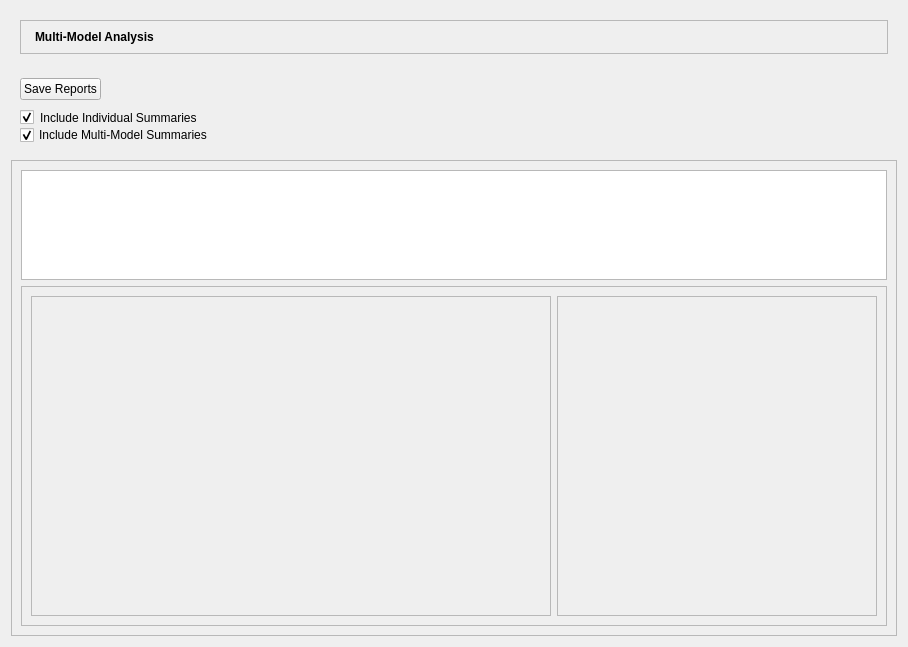
First picture: the form in src/digest/ui/multimodelanalysis.ui, repository onnx/digestai, before the edit.
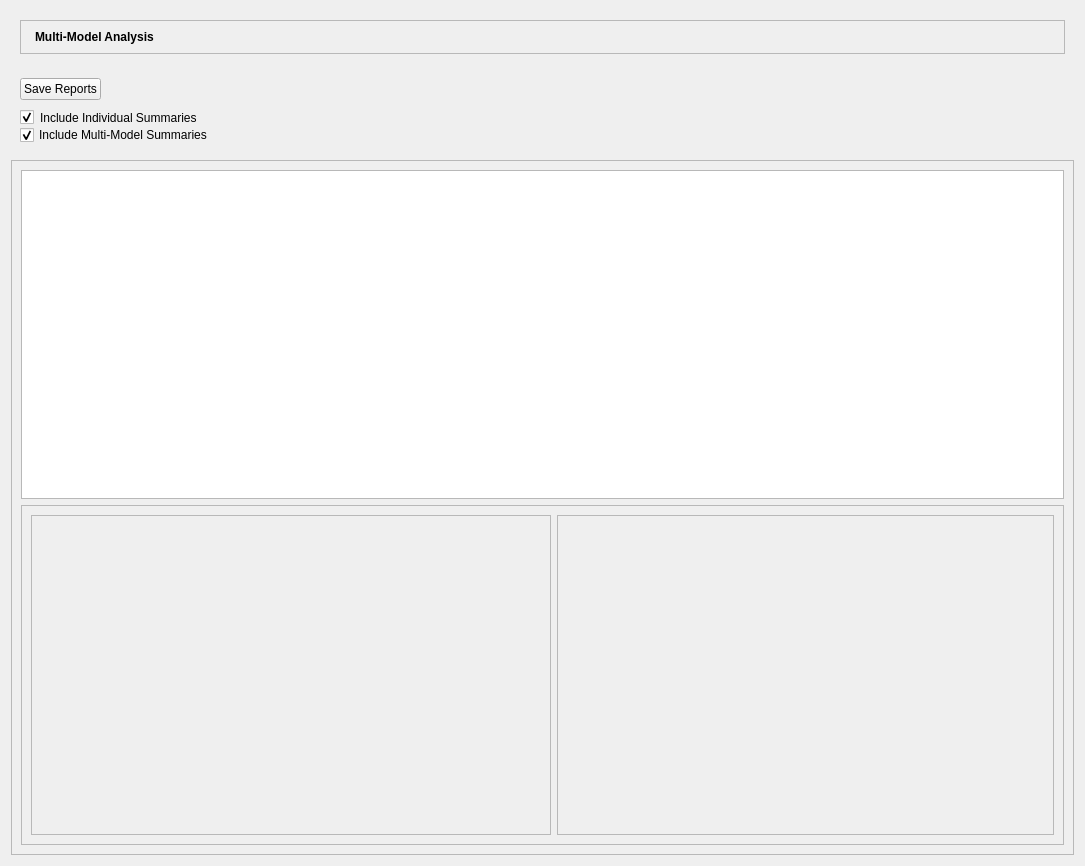
Second picture: the form after the edit. Icons and pictures are not drawn. Custom widgets are drawn as their Qt base class.

The edit to the form file:
```diff
--- a/src/digest/ui/multimodelanalysis.ui
+++ b/src/digest/ui/multimodelanalysis.ui
@@ -6,8 +6,8 @@
    <rect>
     <x>0</x>
     <y>0</y>
-    <width>908</width>
-    <height>647</height>
+    <width>1085</width>
+    <height>866</height>
    </rect>
   </property>
   <property name="sizePolicy">
@@ -51,7 +51,7 @@
          <enum>QFrame::Shadow::Raised</enum>
         </property>
         <layout class="QVBoxLayout" name="verticalLayout_17">
-         <item alignment="Qt::AlignmentFlag::AlignTop">
+         <item>
           <widget class="QLabel" name="modelName">
            <property name="sizePolicy">
             <sizepolicy hsizetype="Preferred" vsizetype="Preferred">
@@ -176,7 +176,7 @@
    <item>
     <widget class="QScrollArea" name="scrollArea">
      <property name="sizePolicy">
-      <sizepolicy hsizetype="Preferred" vsizetype="MinimumExpanding">
+      <sizepolicy hsizetype="MinimumExpanding" vsizetype="MinimumExpanding">
        <horstretch>0</horstretch>
        <verstretch>0</verstretch>
       </sizepolicy>
@@ -198,8 +198,8 @@
        <rect>
         <x>0</x>
         <y>0</y>
-        <width>888</width>
-        <height>464</height>
+        <width>1065</width>
+        <height>688</height>
        </rect>
       </property>
       <property name="sizePolicy">
@@ -242,6 +242,12 @@
        </item>
        <item>
         <widget class="QFrame" name="frame_2">
+         <property name="sizePolicy">
+          <sizepolicy hsizetype="MinimumExpanding" vsizetype="Preferred">
+           <horstretch>0</horstretch>
+           <verstretch>0</verstretch>
+          </sizepolicy>
+         </property>
          <property name="frameShape">
           <enum>QFrame::Shape::StyledPanel</enum>
          </property>
@@ -258,7 +264,7 @@
              <enum>QFrame::Shadow::Raised</enum>
             </property>
             <layout class="QVBoxLayout" name="verticalLayout_3">
-             <item alignment="Qt::AlignmentFlag::AlignTop">
+             <item>
               <widget class="HistogramChartWidget" name="opHistogramChart" native="true">
                <property name="sizePolicy">
                 <sizepolicy hsizetype="Fixed" vsizetype="Minimum">
@@ -279,6 +285,12 @@
           </item>
           <item>
            <widget class="QFrame" name="stackedHistogramFrame">
+            <property name="sizePolicy">
+             <sizepolicy hsizetype="Expanding" vsizetype="Preferred">
+              <horstretch>0</horstretch>
+              <verstretch>0</verstretch>
+             </sizepolicy>
+            </property>
             <property name="frameShape">
              <enum>QFrame::Shape::StyledPanel</enum>
             </property>
```
Left out of the diff: 6 changed lines with no effect on the pictures.
